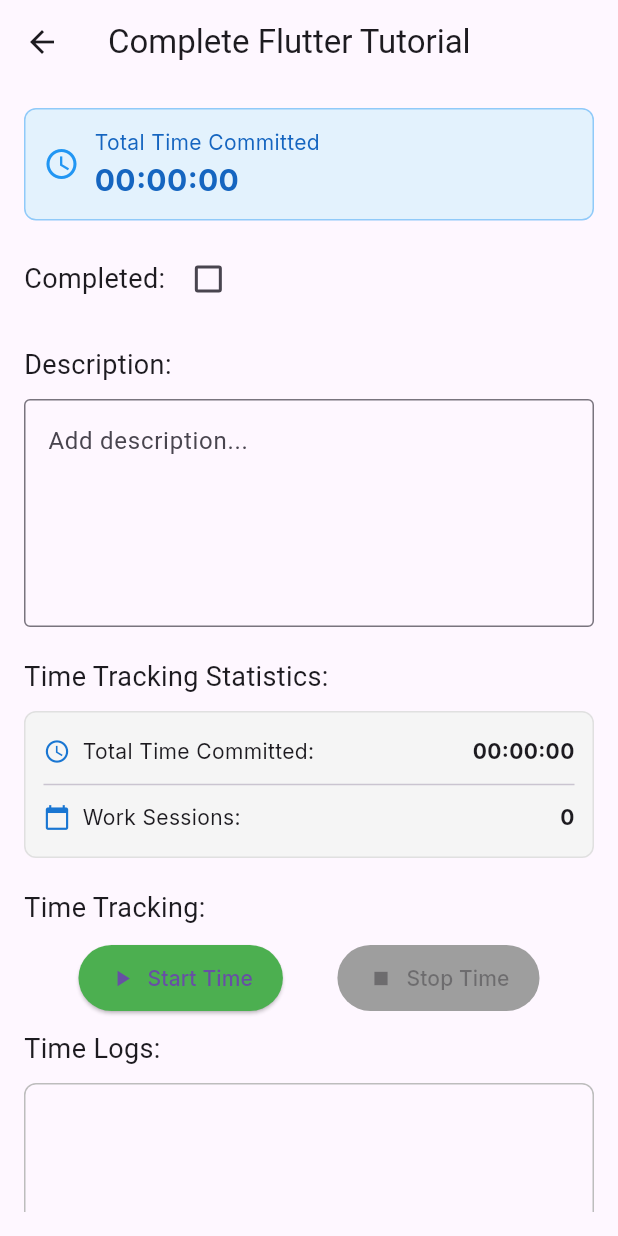
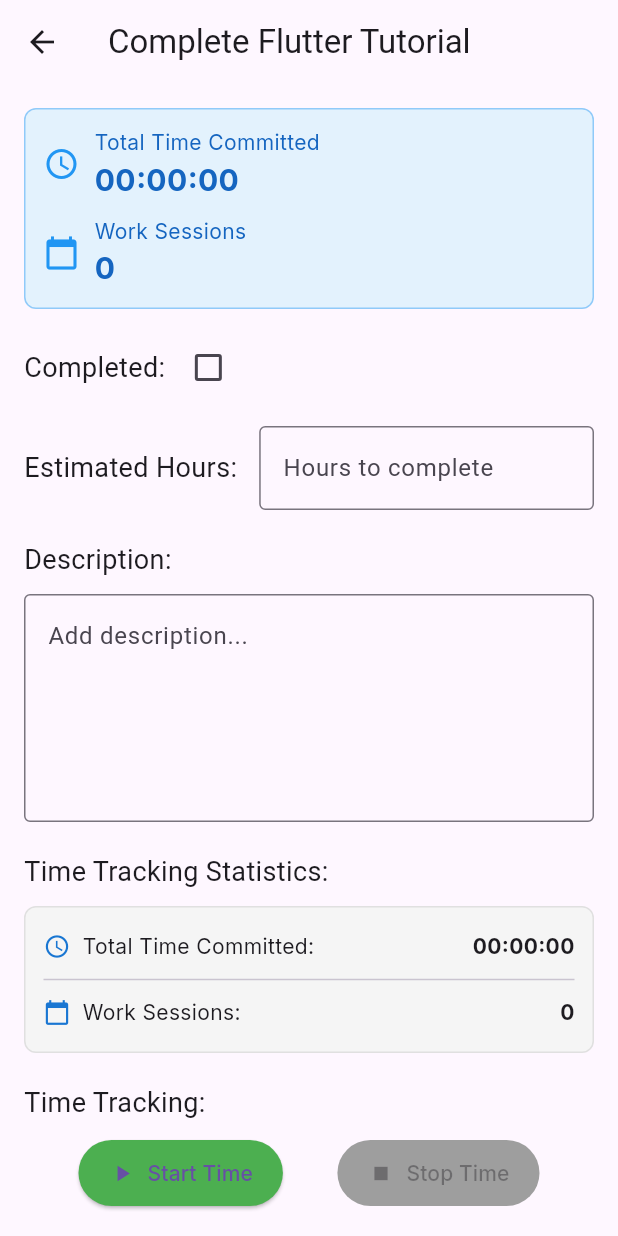
Before and after one commit to eshvp/Work-Ethic, a Flutter app: the screen it shows after launch, after a tap on "Complete Flutter Tutorial", on a phone screen of 412 x 824 dp. Run offline on Flutter 3.47's test engine with Material 3 defaults, Android fonts, the phone set to English and light mode, and no system bars; our stand-ins replace google_fonts.

Commit message:
Added statistics
Added progression bar and statistics for how many sessions the user has committed to their project, and as a result, an average of how much time is spent across all sessions. So users can accurately tell how much time they are putting in.

```diff
--- a/lib/models/task.dart
+++ b/lib/models/task.dart
@@ -4,12 +4,14 @@
   String description;
   bool isCompleted;
   List<Map<String, DateTime>> timeEntries;
+  double estimatedHours; // Add estimated hours property
 
   Task({
     required this.id,
     required this.title,
     this.description = '',
     this.isCompleted = false,
+    this.estimatedHours = 0.0, // Default to 0 hours
     List<Map<String, DateTime>>? timeEntries,
   }) : timeEntries = timeEntries ?? [];
 
@@ -26,4 +28,18 @@
     }
     return total;
   }
+
+  // Calculate progress based on estimated hours
+  double getProgressPercentage() {
+    if (isCompleted) return 1.0; // If task is completed, return 100%
+    if (estimatedHours <= 0) return 0.1; // If no estimate, show minimum progress
+
+    final hoursSpent = getTotalTimeSpent().inMinutes / 60.0;
+    final progress = hoursSpent / estimatedHours;
+
+    // Cap at 99% if not marked as completed
+    if (progress >= 0.99 && !isCompleted) return 0.99;
+    // Ensure progress is between 0 and 1
+    return progress.clamp(0.0, 1.0);
+  }
 }
--- a/lib/screens/home_screen.dart
+++ b/lib/screens/home_screen.dart
@@ -47,12 +47,7 @@
 
   // Helper method to calculate progress value for the progress indicator
   double _getProgressValue(Task task) {
-    // This is a simplified example - you might want different logic
-    // For example, considering an hour spent as "full progress"
-    final hours = task.getTotalTimeSpent().inHours;
-    if (hours <= 0) return 0.1;  // Always show at least a bit of progress
-    if (hours >= 10) return 1.0; // Cap at 10 hours for full progress
-    return hours / 10.0;
+    return task.getProgressPercentage();
   }
 
   @override
--- a/lib/screens/task_detail_screen.dart
+++ b/lib/screens/task_detail_screen.dart
@@ -108,7 +108,9 @@
                     borderRadius: BorderRadius.circular(8),
                     border: Border.all(color: Colors.blue.shade200),
                   ),
-                  child: Row(
+                  child: Column(
+                    children: [
+                      Row(
                         children: [
                           const Icon(Icons.access_time, color: Colors.blue),
                           const SizedBox(width: 10),
@@ -134,6 +136,60 @@
                           ),
                         ],
                       ),
+                      const SizedBox(height: 10),
+                      Row(
+                        children: [
+                          const Icon(Icons.calendar_today, color: Colors.blue),
+                          const SizedBox(width: 10),
+                          Column(
+                            crossAxisAlignment: CrossAxisAlignment.start,
+                            children: [
+                              Text(
+                                'Work Sessions',
+                                style: GoogleFonts.inter(
+                                  fontSize: 14,
+                                  color: Colors.blue.shade800,
+                                ),
+                              ),
+                              Text(
+                                '${widget.task.timeEntries.length}',
+                                style: GoogleFonts.inter(
+                                  fontSize: 20,
+                                  fontWeight: FontWeight.bold,
+                                  color: Colors.blue.shade800,
+                                ),
+                              ),
+                            ],
+                          ),
+                          const Spacer(),
+                          if (widget.task.timeEntries.isNotEmpty) ...[
+                            const Icon(Icons.av_timer, color: Colors.blue),
+                            const SizedBox(width: 10),
+                            Column(
+                              crossAxisAlignment: CrossAxisAlignment.start,
+                              children: [
+                                Text(
+                                  'Avg Session Time',
+                                  style: GoogleFonts.inter(
+                                    fontSize: 14,
+                                    color: Colors.blue.shade800,
+                                  ),
+                                ),
+                                Text(
+                                  _formatDuration(widget.task.getTotalTimeSpent() ~/ widget.task.timeEntries.length),
+                                  style: GoogleFonts.inter(
+                                    fontSize: 20,
+                                    fontWeight: FontWeight.bold,
+                                    color: Colors.blue.shade800,
+                                  ),
+                                ),
+                              ],
+                            ),
+                          ],
+                        ],
+                      ),
+                    ],
+                  ),
                 ),
                 const SizedBox(height: 15),
                 Row(
@@ -146,6 +202,29 @@
                           widget.task.isCompleted = value ?? false;
                         });
                       },
+                    ),
+                  ],
+                ),
+                const SizedBox(height: 15),
+                Row(
+                  children: [
+                    const Text('Estimated Hours: ', style: TextStyle(fontSize: 18)),
+                    const SizedBox(width: 10),
+                    Expanded(
+                      child: TextField(
+                        decoration: InputDecoration(
+                          border: const OutlineInputBorder(),
+                          hintText: 'Hours to complete',
+                        ),
+                        keyboardType: const TextInputType.numberWithOptions(decimal: true),
+                        controller: TextEditingController(text: widget.task.estimatedHours > 0
+                            ? widget.task.estimatedHours.toString() : ''),
+                        onChanged: (value) {
+                          setState(() {
+                            widget.task.estimatedHours = double.tryParse(value) ?? 0.0;
+                          });
+                        },
+                      ),
                     ),
                   ],
                 ),
@@ -192,6 +271,21 @@
                           'Average Session Length:',
                           _formatDuration(widget.task.getTotalTimeSpent() ~/ widget.task.timeEntries.length),
                           Icons.av_timer,
+                        ),
+                      ],
+                      // Add this to the time tracking statistics container
+                      if (widget.task.estimatedHours > 0) ...[
+                        const Divider(),
+                        _buildStatRow(
+                          'Estimated Time:',
+                          '${widget.task.estimatedHours} hours',
+                          Icons.timer_outlined,
+                        ),
+                        const Divider(),
+                        _buildStatRow(
+                          'Progress:',
+                          '${(widget.task.getProgressPercentage() * 100).toStringAsFixed(1)}%',
+                          Icons.trending_up,
                         ),
                       ],
                     ],
```
Lines whose indentation alone changed are shown as unchanged.
